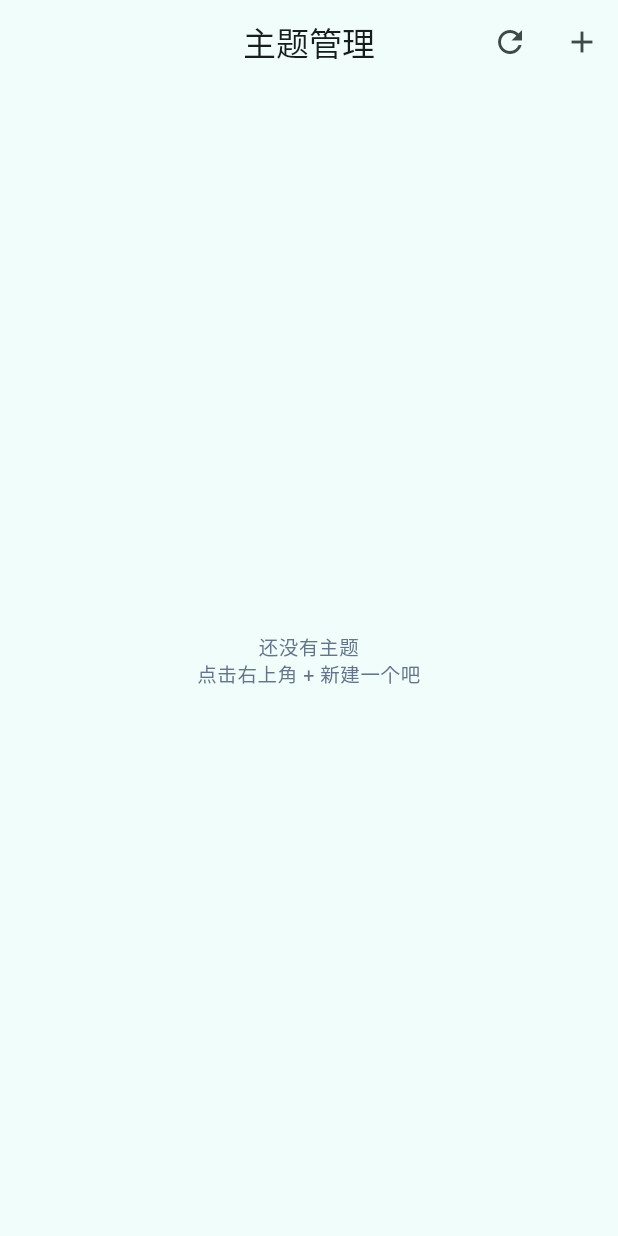
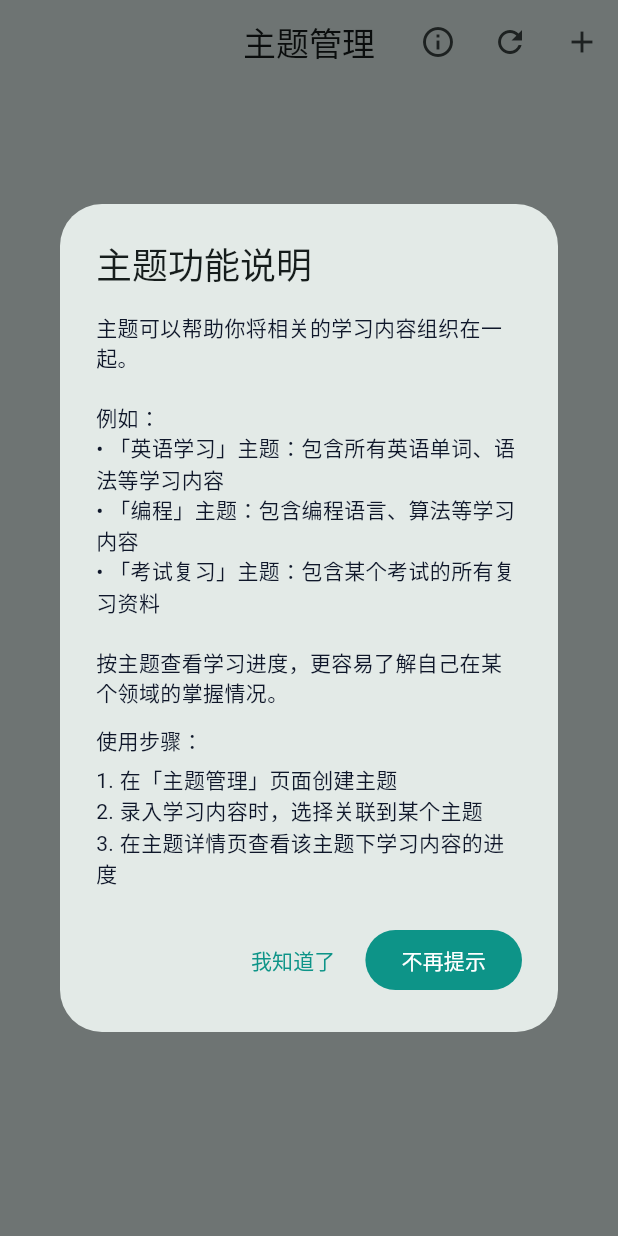
Before and after one commit to ISO-N/YiKe, a Flutter app: the TopicsPage screen opened by its route, on a phone screen of 412 x 824 dp. Run offline on Flutter 3.47's test engine with Material 3 defaults, Android fonts, the phone set to English and light mode, and no system bars; our stand-ins replace csv, drift, file_picker, fl_chart, flutter_local_notifications, flutter_markdown and 9 more; missing offline and left inert: app_settings, cryptography, gbk_codec, google_mlkit_text_recognition, home_widget, markdown and 3 more; accounts and stored records are empty; generated files the repository leaves out were written again; statements that could not run were skipped.

Commit message:
feat: 主题页增加功能说明并记忆关闭

```diff
--- a/lib/presentation/pages/topics/topics_page.dart
+++ b/lib/presentation/pages/topics/topics_page.dart
@@ -10,18 +10,47 @@ import 'package:go_router/go_router.dart';
 import '../../../core/constants/app_colors.dart';
 import '../../../core/constants/app_spacing.dart';
 import '../../../core/constants/app_typography.dart';
+import '../../providers/settings_provider.dart';
 import '../../providers/topics_provider.dart';
 import '../../widgets/glass_card.dart';
 import '../../../domain/usecases/manage_topic_usecase.dart';
 
-class TopicsPage extends ConsumerWidget {
+class TopicsPage extends ConsumerStatefulWidget {
   /// 主题管理页。
   const TopicsPage({super.key});
 
   @override
-  Widget build(BuildContext context, WidgetRef ref) {
+  ConsumerState<TopicsPage> createState() => _TopicsPageState();
+}
+
+class _TopicsPageState extends ConsumerState<TopicsPage> {
+  bool _guideDialogShown = false;
+
+  @override
+  Widget build(BuildContext context) {
     final state = ref.watch(topicsProvider);
     final notifier = ref.read(topicsProvider.notifier);
+    final settingsState = ref.watch(settingsProvider);
+    final settingsNotifier = ref.read(settingsProvider.notifier);
+
+    final shouldShowGuide =
+        !settingsState.isLoading &&
+        !settingsState.settings.topicGuideDismissed &&
+        !_guideDialogShown;
+
+    if (shouldShowGuide) {
+      _guideDialogShown = true;
+      WidgetsBinding.instance.addPostFrameCallback((_) async {
+        if (!mounted) return;
+        final action = await _showTopicGuideDialog(context);
+        if (!mounted) return;
+        if (action == _TopicGuideAction.dismissForever) {
+          await settingsNotifier.save(
+            settingsState.settings.copyWith(topicGuideDismissed: true),
+          );
+        }
+      });
+    }
 
     Future<void> createOrEdit({int? topicId}) async {
       final editing = topicId != null;
@@ -100,6 +129,19 @@ class TopicsPage extends ConsumerWidget {
       appBar: AppBar(
         title: const Text('主题管理'),
         actions: [
+          IconButton(
+            tooltip: '查看说明',
+            onPressed: () async {
+              final action = await _showTopicGuideDialog(context);
+              if (!mounted) return;
+              if (action == _TopicGuideAction.dismissForever) {
+                await settingsNotifier.save(
+                  settingsState.settings.copyWith(topicGuideDismissed: true),
+                );
+              }
+            },
+            icon: const Icon(Icons.info_outline),
+          ),
           IconButton(
             tooltip: '刷新',
             onPressed: () => notifier.load(),
@@ -258,6 +300,51 @@ class TopicsPage extends ConsumerWidget {
   }
 }
 
+enum _TopicGuideAction { close, dismissForever }
+
+Future<_TopicGuideAction?> _showTopicGuideDialog(BuildContext context) {
+  return showDialog<_TopicGuideAction>(
+    context: context,
+    builder: (context) {
+      return AlertDialog(
+        title: const Text('主题功能说明'),
+        content: SingleChildScrollView(
+          child: Column(
+            crossAxisAlignment: CrossAxisAlignment.start,
+            children: const [
+              Text(
+                '主题可以帮助你将相关的学习内容组织在一起。\n\n'
+                '例如：\n'
+                '• 「英语学习」主题：包含所有英语单词、语法等学习内容\n'
+                '• 「编程」主题：包含编程语言、算法等学习内容\n'
+                '• 「考试复习」主题：包含某个考试的所有复习资料\n\n'
+                '按主题查看学习进度，更容易了解自己在某个领域的掌握情况。',
+              ),
+              SizedBox(height: 12),
+              Text('使用步骤：'),
+              SizedBox(height: 6),
+              Text('1. 在「主题管理」页面创建主题'),
+              Text('2. 录入学习内容时，选择关联到某个主题'),
+              Text('3. 在主题详情页查看该主题下学习内容的进度'),
+            ],
+          ),
+        ),
+        actions: [
+          TextButton(
+            onPressed: () => Navigator.of(context).pop(_TopicGuideAction.close),
+            child: const Text('我知道了'),
+          ),
+          FilledButton(
+            onPressed: () =>
+                Navigator.of(context).pop(_TopicGuideAction.dismissForever),
+            child: const Text('不再提示'),
+          ),
+        ],
+      );
+    },
+  );
+}
+
 class _EmptyHint extends StatelessWidget {
   const _EmptyHint();
 
```
Also changed, not shown: lib/data/repositories/settings_repository_impl.dart (+9 -0 lines), lib/domain/entities/app_settings.dart (+7 -0 lines).
